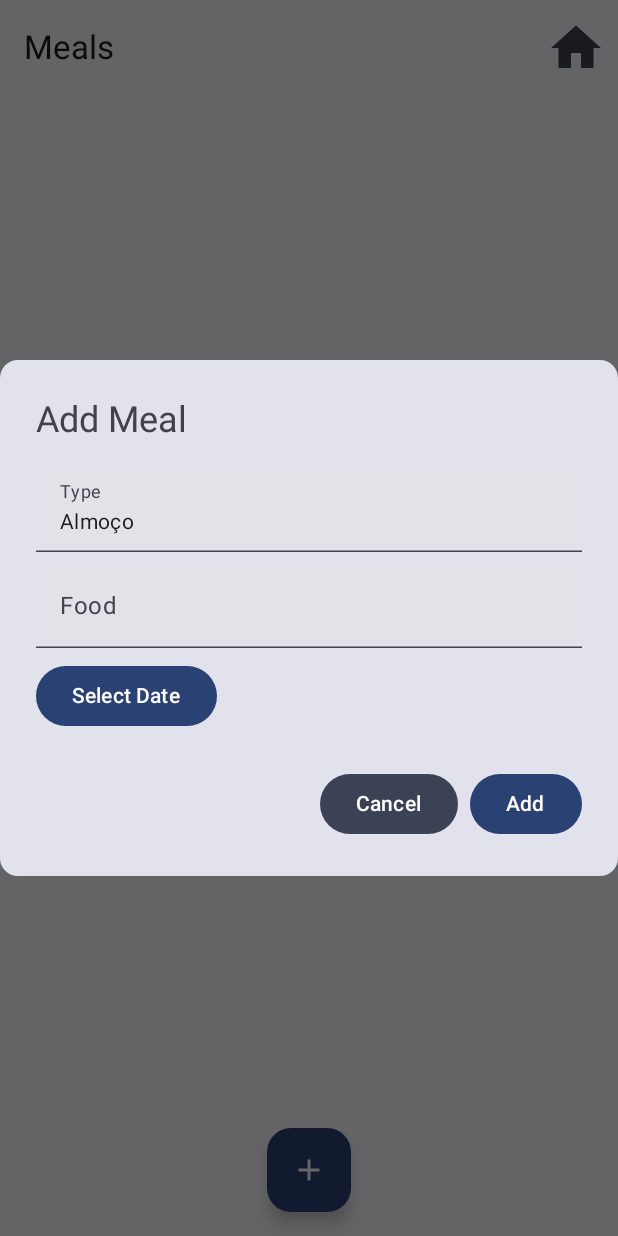
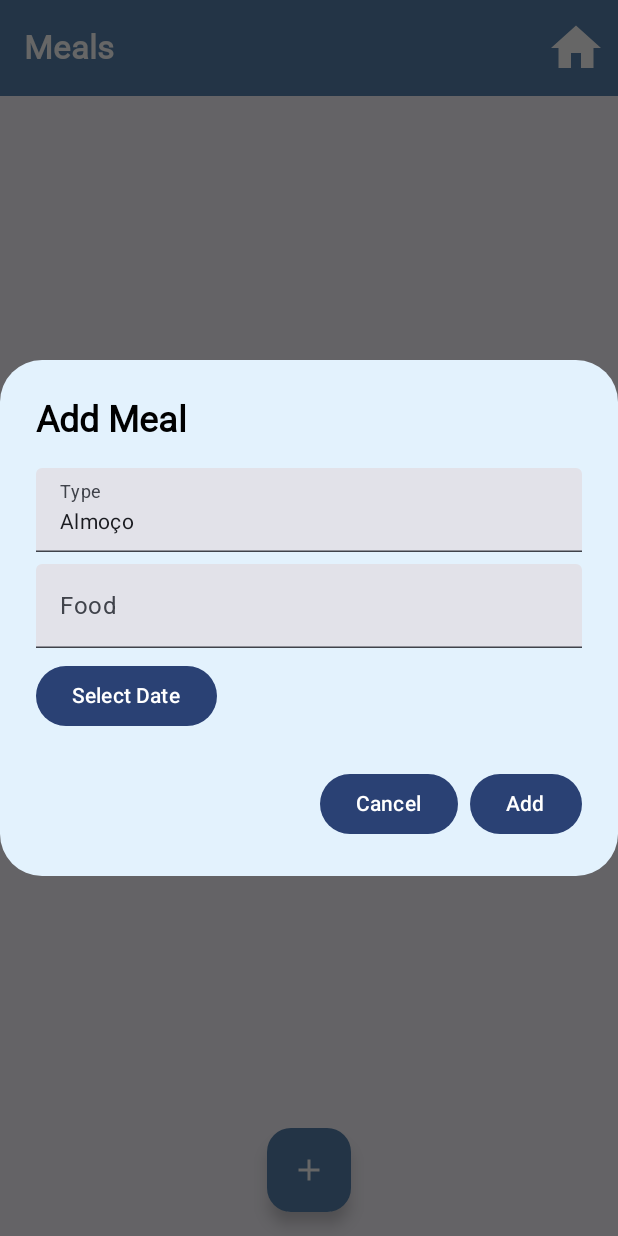
Before and after one commit to MiltonCarlosRibeiro/ecotrack-app, an Android app built with Jetpack Compose: the RefeicaoScreen screen opened through its navigation route, after a tap on "Add Meal", on a phone screen of 412 x 824 dp. Run offline under Robolectric (Android 15) with nearby library versions, the light colour scheme and no system bars; our stand-ins replace Room's generated code; Roboto replaces fonts that are not available here.

Commit message:
feat(ui): update RefeicaoScreen colors to blue theme

```diff
--- a/app/src/main/java/br/com/fiap/ecotrack_app/screens/RefeicaoScreen.kt
+++ b/app/src/main/java/br/com/fiap/ecotrack_app/screens/RefeicaoScreen.kt
@@ -1,5 +1,6 @@
 package br.com.fiap.ecotrack_app.screens
 
+import androidx.compose.foundation.background
 import androidx.compose.foundation.layout.Arrangement
 import androidx.compose.foundation.layout.Column
 import androidx.compose.foundation.layout.Spacer
@@ -12,31 +13,14 @@ import androidx.compose.foundation.verticalScroll
 import androidx.compose.material.icons.Icons
 import androidx.compose.material.icons.filled.Add
 import androidx.compose.material.icons.filled.Home
-import androidx.compose.material3.AlertDialog
-import androidx.compose.material3.Button
-import androidx.compose.material3.Card
-import androidx.compose.material3.ButtonDefaults
-import androidx.compose.material3.DatePicker
-import androidx.compose.material3.DatePickerDialog
-import androidx.compose.material3.ExperimentalMaterial3Api
-import androidx.compose.material3.FloatingActionButton
-import androidx.compose.material3.Icon
-import androidx.compose.material3.IconButton
-import androidx.compose.material3.MaterialTheme
-import androidx.compose.material3.Scaffold
-import androidx.compose.material3.Text
-import androidx.compose.material3.TextField
-import androidx.compose.material3.TopAppBar
-import androidx.compose.material3.rememberDatePickerState
-import androidx.compose.runtime.Composable
-import androidx.compose.runtime.collectAsState
-import androidx.compose.runtime.getValue
-import androidx.compose.runtime.mutableStateOf
-import androidx.compose.runtime.remember
-import androidx.compose.runtime.setValue
+import androidx.compose.material3.*
+import androidx.compose.runtime.*
 import androidx.compose.ui.Alignment
 import androidx.compose.ui.Modifier
+import androidx.compose.ui.graphics.Color
 import androidx.compose.ui.res.stringResource
+import androidx.compose.ui.text.font.Font
+import androidx.compose.ui.text.font.FontFamily
 import androidx.compose.ui.text.font.FontWeight
 import androidx.compose.ui.unit.dp
 import androidx.lifecycle.viewmodel.compose.viewModel
@@ -45,8 +29,7 @@ import br.com.fiap.ecotrack_app.MainActivity
 import br.com.fiap.ecotrack_app.R
 import br.com.fiap.ecotrack_app.viewmodel.RefeicaoViewModel
 import java.text.SimpleDateFormat
-import java.util.Date
-import java.util.Locale
+import java.util.*
 
 @OptIn(ExperimentalMaterial3Api::class)
 @Composable
@@ -55,94 +38,115 @@ fun RefeicaoScreen(navController: NavController) {
     val databaseInitialized by viewModel.databaseInitialized.collectAsState()
     var showDialog by remember { mutableStateOf(false) }
 
+    val robotoFont = FontFamily(Font(R.font.roboto))
+
     Scaffold(
         topBar = {
             TopAppBar(
-                title = { Text(stringResource(id = R.string.meals)) },
+                title = {
+                    Text(
+                        stringResource(id = R.string.meals),
+                        fontFamily = robotoFont,
+                        fontWeight = FontWeight.Bold,
+                        color = Color.White
+                    )
+                },
                 actions = {
                     IconButton(onClick = { navController.navigate(MainActivity.Routes.INTRO_SCREEN_REV01) }) {
                         Icon(
                             Icons.Filled.Home,
                             contentDescription = stringResource(id = R.string.home),
-                            modifier = Modifier.size(50.dp)
+                            modifier = Modifier.size(40.dp),
+                            tint = Color.White
                         )
                     }
-                }
+                },
+                colors = TopAppBarDefaults.topAppBarColors(
+                    containerColor = Color(0xFF5783AF)
+                )
             )
         },
         floatingActionButton = {
-            Column(
-                modifier = Modifier.fillMaxWidth(),
-                horizontalAlignment = Alignment.CenterHorizontally,
-                verticalArrangement = Arrangement.Bottom
-            ) {
             FloatingActionButton(
                 onClick = { showDialog = true },
-                    containerColor = MaterialTheme.colorScheme.primary,
-                    contentColor = MaterialTheme.colorScheme.onPrimary
+                containerColor = Color(0xFF5783AF),
+                contentColor = Color.White
             ) {
                 Icon(imageVector = Icons.Default.Add, contentDescription = stringResource(id = R.string.add_meal))
             }
-            }
         },
-        floatingActionButtonPosition = androidx.compose.material3.FabPosition.Center
+        floatingActionButtonPosition = FabPosition.Center
     ) { paddingValues ->
         Column(
             modifier = Modifier
                 .padding(paddingValues)
                 .padding(16.dp)
                 .verticalScroll(rememberScrollState())
+                .background(Color(0xFFE3F2FD))
         ) {
             if (databaseInitialized) {
                 val refeicoes by viewModel.allRefeicoes.collectAsState(initial = emptyList())
                 val rankingComidas by viewModel.rankingComidas.collectAsState(initial = emptyList())
 
-                // MEALS LIST
                 refeicoes.forEach { refeicao ->
-                    Card(modifier = Modifier.padding(8.dp).fillMaxWidth()) {
-                        Column {
-                            Card(modifier = Modifier.padding(8.dp).fillMaxWidth()) {
+                    Card(
+                        modifier = Modifier
+                            .padding(8.dp)
+                            .fillMaxWidth(),
+                        shape = MaterialTheme.shapes.medium,
+                        colors = CardDefaults.cardColors(containerColor = Color.White)
+                    ) {
+                        Column(modifier = Modifier.padding(16.dp)) {
                             Text(
                                 text = stringResource(id = R.string.meal_type, refeicao.tipo),
-                                    modifier = Modifier.padding(16.dp),
-                                    fontWeight = FontWeight.SemiBold
+                                fontWeight = FontWeight.Bold,
+                                fontFamily = robotoFont,
+                                color = Color.Black
                             )
-
-                            }
-                            Card(modifier = Modifier.padding(8.dp).fillMaxWidth()) {
+                            Spacer(modifier = Modifier.height(8.dp))
                             Text(
                                 text = stringResource(id = R.string.meal_food, refeicao.comida),
-                                    modifier = Modifier.padding(16.dp),
-                                    fontWeight = FontWeight.SemiBold
+                                fontWeight = FontWeight.Normal,
+                                fontFamily = robotoFont,
+                                color = Color.Black
                             )
-                            }
-                            Card(modifier = Modifier.padding(8.dp).fillMaxWidth()) {
+                            Spacer(modifier = Modifier.height(8.dp))
                             val sdf = SimpleDateFormat("dd/MM/yyyy", Locale.getDefault())
                             val dataFormatada = sdf.format(Date(refeicao.data))
                             Text(
                                 text = stringResource(id = R.string.meal_date, dataFormatada),
-                                    modifier = Modifier.padding(16.dp),
-                                    fontWeight = FontWeight.SemiBold
+                                fontWeight = FontWeight.Light,
+                                fontFamily = robotoFont,
+                                color = Color.DarkGray
                             )
-                            }
                         }
                     }
                 }
 
                 Spacer(modifier = Modifier.height(16.dp))
 
-                // Ranking de Comidas
                 rankingComidas.forEachIndexed { index, ranking ->
-                    Card(modifier = Modifier.padding(8.dp).fillMaxWidth()) {
+                    Card(
+                        modifier = Modifier.padding(8.dp).fillMaxWidth(),
+                        colors = CardDefaults.cardColors(containerColor = Color(0xFFE3F2FD))
+                    ) {
                         Text(
                             text = stringResource(id = R.string.meal_ranking, index + 1, ranking.comida),
                             modifier = Modifier.padding(16.dp),
-                            fontWeight = FontWeight.SemiBold
+                            fontWeight = FontWeight.Bold,
+                            fontFamily = robotoFont,
+                            color = Color.Black
                         )
                     }
                 }
             } else {
-                Text(stringResource(id = R.string.loading), modifier = Modifier.padding(16.dp))
+                Text(
+                    stringResource(id = R.string.loading),
+                    modifier = Modifier.padding(16.dp),
+                    fontFamily = robotoFont,
+                    fontWeight = FontWeight.Medium,
+                    color = Color.Gray
+                )
             }
         }
 
@@ -167,72 +171,57 @@ fun AddRefeicaoDialog(onDismiss: () -> Unit, onConfirm: (String, String, Long) -
     var selectedDate by remember { mutableStateOf(System.currentTimeMillis()) }
 
     val datePickerState = rememberDatePickerState(initialSelectedDateMillis = selectedDate)
+    val robotoFont = FontFamily(Font(R.font.roboto))
 
     AlertDialog(
         onDismissRequest = onDismiss,
-        title = { Text(stringResource(id = R.string.add_meal)) },
+        title = {
+            Text(
+                stringResource(id = R.string.add_meal),
+                fontFamily = robotoFont, // APPLIED FONT
+                fontWeight = FontWeight.Bold,
+                color = Color.Black
+            )
+        },
         text = {
             Column {
                 TextField(
                     value = tipo,
                     onValueChange = { tipo = it },
-                    label = { Text(stringResource(id = R.string.meal_type_label)) },
+                    label = { Text(stringResource(id = R.string.meal_type_label), fontFamily = robotoFont) },
                     modifier = Modifier.fillMaxWidth()
                 )
                 Spacer(modifier = Modifier.height(8.dp))
                 TextField(
                     value = comida,
                     onValueChange = { comida = it },
-                    label = { Text(stringResource(id = R.string.meal_food_label)) },
+                    label = { Text(stringResource(id = R.string.meal_food_label), fontFamily = robotoFont) },
                     modifier = Modifier.fillMaxWidth()
                 )
                 Spacer(modifier = Modifier.height(8.dp))
                 Button(onClick = { showDatePicker = true }) {
                     Text(stringResource(id = R.string.select_date))
                 }
-
             }
         },
         confirmButton = {
-            Button(
-                onClick = {
-                    onConfirm(tipo, comida, selectedDate)
-                },
-                colors = ButtonDefaults.buttonColors(MaterialTheme.colorScheme.primary)
-            ) {
+            Button(onClick = { onConfirm(tipo, comida, selectedDate) }) {
                 Text(stringResource(id = R.string.add))
             }
         },
         dismissButton = {
-            Button(
-                onClick = onDismiss,
-                colors = ButtonDefaults.buttonColors(MaterialTheme.colorScheme.secondary)
-            ) {
+            Button(onClick = onDismiss) {
                 Text(stringResource(id = R.string.cancel))
             }
         },
-        containerColor = MaterialTheme.colorScheme.surfaceVariant,
-        titleContentColor = MaterialTheme.colorScheme.onSurfaceVariant,
-        textContentColor = MaterialTheme.colorScheme.onSurfaceVariant,
-        shape = MaterialTheme.shapes.medium
+        containerColor = Color(0xFFE3F2FD)
     )
 
     if (showDatePicker) {
         DatePickerDialog(
             onDismissRequest = { showDatePicker = false },
-            confirmButton = {
-                Button(onClick = {
-                    selectedDate = datePickerState.selectedDateMillis ?: System.currentTimeMillis()
-                    showDatePicker = false
-                }) {
-                    Text("Confirmar")
-                }
-            },
-            dismissButton = {
-                Button(onClick = { showDatePicker = false }) {
-                    Text("Cancelar")
-                }
-            }
+            confirmButton = { Button(onClick = { showDatePicker = false }) { Text("Confirm") } },
+            dismissButton = { Button(onClick = { showDatePicker = false }) { Text("Cancel") } }
         ) {
             DatePicker(state = datePickerState)
         }
```
Lines whose indentation alone changed are shown as unchanged.
